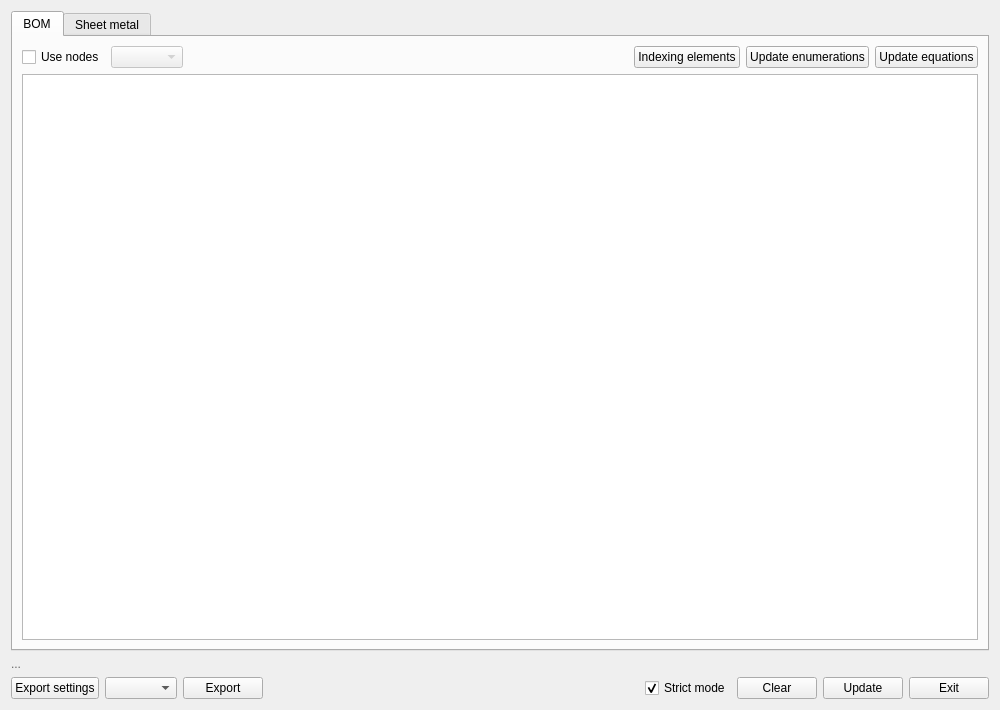
GS90/addFC, file repo/ui/info.ui: the form before one commit.
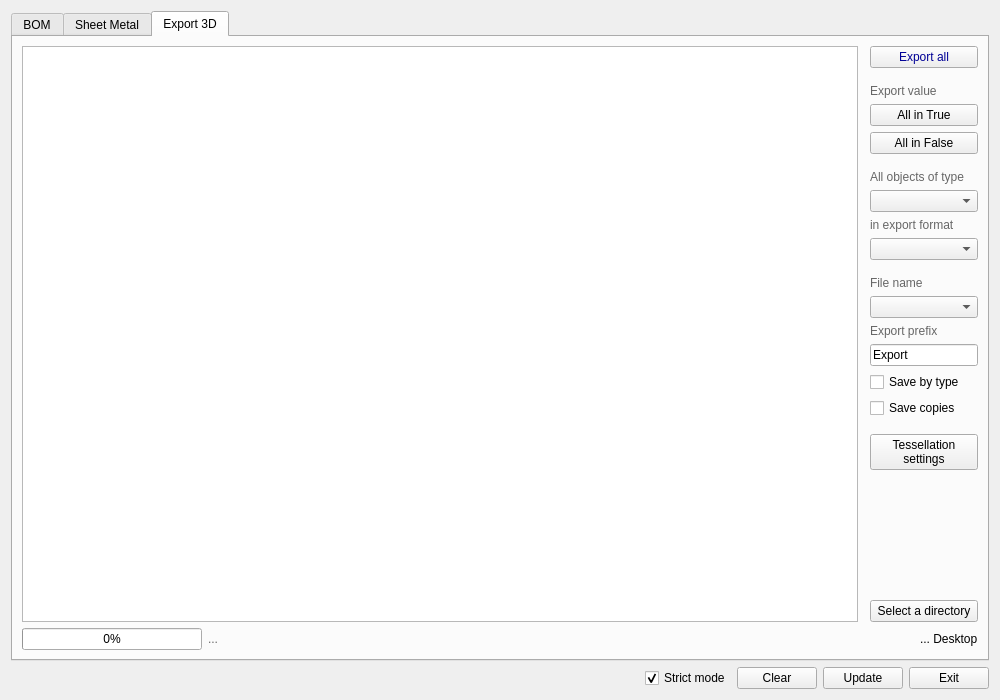
The form after the commit. The open tabs and pages were chosen to show the change.

Commit message: Batch export to 3D formats

```diff
--- a/repo/ui/info.ui
+++ b/repo/ui/info.ui
@@ -8,19 +8,19 @@
     <x>0</x>
     <y>0</y>
     <width>1000</width>
-    <height>710</height>
+    <height>700</height>
    </rect>
   </property>
   <property name="minimumSize">
    <size>
     <width>800</width>
-    <height>710</height>
+    <height>700</height>
    </size>
   </property>
   <property name="windowTitle">
    <string>Model information</string>
   </property>
-  <layout class="QVBoxLayout" name="verticalLayout" stretch="0,0,0">
+  <layout class="QVBoxLayout" name="verticalLayout" stretch="0,0">
    <item>
     <widget class="QTabWidget" name="tabWidget">
      <property name="currentIndex">
@@ -104,18 +104,62 @@
           <bool>false</bool>
          </attribute>
          <attribute name="verticalHeaderMinimumSectionSize">
-          <number>20</number>
+          <number>22</number>
          </attribute>
          <attribute name="verticalHeaderHighlightSections">
           <bool>false</bool>
          </attribute>
         </widget>
        </item>
+       <item>
+        <layout class="QHBoxLayout" name="horizontalLayout">
+         <item>
+          <widget class="QPushButton" name="pushButtonExportSettings">
+           <property name="text">
+            <string>Export settings</string>
+           </property>
+          </widget>
+         </item>
+         <item>
+          <widget class="QComboBox" name="comboBoxExport"/>
+         </item>
+         <item>
+          <widget class="QPushButton" name="pushButtonExport">
+           <property name="text">
+            <string>Export</string>
+           </property>
+          </widget>
+         </item>
+         <item>
+          <widget class="QLabel" name="info">
+           <property name="styleSheet">
+            <string notr="true">color: #666</string>
+           </property>
+           <property name="text">
+            <string>...</string>
+           </property>
+          </widget>
+         </item>
+         <item>
+          <spacer name="horizontalSpacer_c">
+           <property name="orientation">
+            <enum>Qt::Horizontal</enum>
+           </property>
+           <property name="sizeHint" stdset="0">
+            <size>
+             <width>40</width>
+             <height>20</height>
+            </size>
+           </property>
+          </spacer>
+         </item>
+        </layout>
+       </item>
       </layout>
      </widget>
      <widget class="QWidget" name="SM">
       <attribute name="title">
-       <string>Sheet metal</string>
+       <string>Sheet Metal</string>
       </attribute>
       <layout class="QVBoxLayout" name="verticalLayout_3">
        <item>
@@ -380,20 +424,306 @@
        </item>
       </layout>
      </widget>
+     <widget class="QWidget" name="Export">
+      <attribute name="title">
+       <string>Export 3D</string>
+      </attribute>
+      <layout class="QVBoxLayout" name="verticalLayout_4">
+       <item>
+        <layout class="QHBoxLayout" name="horizontalLayoutExport" stretch="1,0">
+         <item>
+          <widget class="QTableWidget" name="exportTable">
+           <property name="editTriggers">
+            <set>QAbstractItemView::NoEditTriggers</set>
+           </property>
+           <property name="alternatingRowColors">
+            <bool>true</bool>
+           </property>
+           <property name="selectionMode">
+            <enum>QAbstractItemView::SingleSelection</enum>
+           </property>
+           <property name="sortingEnabled">
+            <bool>true</bool>
+           </property>
+           <property name="wordWrap">
+            <bool>false</bool>
+           </property>
+           <attribute name="horizontalHeaderMinimumSectionSize">
+            <number>70</number>
+           </attribute>
+           <attribute name="horizontalHeaderHighlightSections">
+            <bool>false</bool>
+           </attribute>
+           <attribute name="verticalHeaderMinimumSectionSize">
+            <number>22</number>
+           </attribute>
+           <attribute name="verticalHeaderHighlightSections">
+            <bool>false</bool>
+           </attribute>
+          </widget>
+         </item>
+         <item>
+          <layout class="QVBoxLayout" name="verticalLayoutExport">
+           <property name="leftMargin">
+            <number>6</number>
+           </property>
+           <item>
+            <widget class="QPushButton" name="pushButton3DExport">
+             <property name="styleSheet">
+              <string notr="true">color: #000096</string>
+             </property>
+             <property name="text">
+              <string>Export all</string>
+             </property>
+            </widget>
+           </item>
+           <item>
+            <spacer name="verticalSpacer_E1">
+             <property name="orientation">
+              <enum>Qt::Vertical</enum>
+             </property>
+             <property name="sizeType">
+              <enum>QSizePolicy::Minimum</enum>
+             </property>
+             <property name="sizeHint" stdset="0">
+              <size>
+               <width>20</width>
+               <height>10</height>
+              </size>
+             </property>
+            </spacer>
+           </item>
+           <item>
+            <widget class="QLabel" name="labelExportValue">
+             <property name="styleSheet">
+              <string notr="true">color: #666</string>
+             </property>
+             <property name="text">
+              <string>Export value</string>
+             </property>
+            </widget>
+           </item>
+           <item>
+            <widget class="QPushButton" name="pushButtonExportTrue">
+             <property name="text">
+              <string>All in True</string>
+             </property>
+            </widget>
+           </item>
+           <item>
+            <widget class="QPushButton" name="pushButtonExportFalse">
+             <property name="text">
+              <string>All in False</string>
+             </property>
+            </widget>
+           </item>
+           <item>
+            <spacer name="verticalSpacer_E2">
+             <property name="orientation">
+              <enum>Qt::Vertical</enum>
+             </property>
+             <property name="sizeType">
+              <enum>QSizePolicy::Minimum</enum>
+             </property>
+             <property name="sizeHint" stdset="0">
+              <size>
+               <width>20</width>
+               <height>10</height>
+              </size>
+             </property>
+            </spacer>
+           </item>
+           <item>
+            <widget class="QLabel" name="labelExportType">
+             <property name="styleSheet">
+              <string notr="true">color: #666</string>
+             </property>
+             <property name="text">
+              <string>All objects of type</string>
+             </property>
+            </widget>
+           </item>
+           <item>
+            <widget class="QComboBox" name="comboBoxExportType"/>
+           </item>
+           <item>
+            <widget class="QLabel" name="labelExportFormat">
+             <property name="styleSheet">
+              <string notr="true">color: #666</string>
+             </property>
+             <property name="text">
+              <string>in export format</string>
+             </property>
+            </widget>
+           </item>
+           <item>
+            <widget class="QComboBox" name="comboBoxExportFormat">
+             <property name="toolTip">
+              <string>123</string>
+             </property>
+            </widget>
+           </item>
+           <item>
+            <spacer name="verticalSpacer_E3">
+             <property name="orientation">
+              <enum>Qt::Vertical</enum>
+             </property>
+             <property name="sizeType">
+              <enum>QSizePolicy::Minimum</enum>
+             </property>
+             <property name="sizeHint" stdset="0">
+              <size>
+               <width>20</width>
+               <height>10</height>
+              </size>
+             </property>
+            </spacer>
+           </item>
+           <item>
+            <widget class="QLabel" name="labelExportName">
+             <property name="styleSheet">
+              <string notr="true">color: #666</string>
+             </property>
+             <property name="text">
+              <string>File name</string>
+             </property>
+            </widget>
+           </item>
+           <item>
+            <widget class="QComboBox" name="comboBoxExportName"/>
+           </item>
+           <item>
+            <widget class="QLabel" name="labelExportPrefix">
+             <property name="styleSheet">
+              <string notr="true">color: #666</string>
+             </property>
+             <property name="text">
+              <string>Export prefix</string>
+             </property>
+            </widget>
+           </item>
+           <item>
+            <widget class="QLineEdit" name="lineEditExportPrefix">
+             <property name="text">
+              <string>Export</string>
+             </property>
+            </widget>
+           </item>
+           <item>
+            <widget class="QCheckBox" name="checkBoxSaveByType">
+             <property name="text">
+              <string>Save by type</string>
+             </property>
+            </widget>
+           </item>
+           <item>
+            <widget class="QCheckBox" name="checkBoxSaveCopies">
+             <property name="text">
+              <string>Save copies</string>
+             </property>
+            </widget>
+           </item>
+           <item>
+            <spacer name="verticalSpacer_E4">
+             <property name="orientation">
+              <enum>Qt::Vertical</enum>
+             </property>
+             <property name="sizeType">
+              <enum>QSizePolicy::Minimum</enum>
+             </property>
+             <property name="sizeHint" stdset="0">
+              <size>
+               <width>20</width>
+               <height>10</height>
+              </size>
+             </property>
+            </spacer>
+           </item>
+           <item>
+            <widget class="QPushButton" name="pushButtonTessellation">
+             <property name="text">
+              <string>Tessellation
+settings</string>
+             </property>
+            </widget>
+           </item>
+           <item>
+            <spacer name="verticalSpacer_E5">
+             <property name="orientation">
+              <enum>Qt::Vertical</enum>
+             </property>
+             <property name="sizeHint" stdset="0">
+              <size>
+               <width>20</width>
+               <height>10</height>
+              </size>
+             </property>
+            </spacer>
+           </item>
+           <item>
+            <widget class="QPushButton" name="pushButtonExportDir">
+             <property name="text">
+              <string>Select a directory</string>
+             </property>
+            </widget>
+           </item>
+          </layout>
+         </item>
+        </layout>
+       </item>
+       <item>
+        <layout class="QHBoxLayout" name="infoExport">
+         <item>
+          <widget class="QProgressBar" name="progressExport">
+           <property name="maximumSize">
+            <size>
+             <width>180</width>
+             <height>16777215</height>
+            </size>
+           </property>
+           <property name="value">
+            <number>0</number>
+           </property>
+          </widget>
+         </item>
+         <item>
+          <widget class="QLabel" name="statusExport">
+           <property name="styleSheet">
+            <string notr="true">color: #666</string>
+           </property>
+           <property name="text">
+            <string>...</string>
+           </property>
+          </widget>
+         </item>
+         <item>
+          <spacer name="spacerExport">
+           <property name="orientation">
+            <enum>Qt::Horizontal</enum>
+           </property>
+           <property name="sizeHint" stdset="0">
+            <size>
+             <width>40</width>
+             <height>20</height>
+            </size>
+           </property>
+          </spacer>
+         </item>
+         <item>
+          <widget class="QLabel" name="targetExport">
+           <property name="text">
+            <string>... Desktop</string>
+           </property>
+          </widget>
+         </item>
+        </layout>
+       </item>
+      </layout>
+     </widget>
     </widget>
    </item>
    <item>
-    <layout class="QHBoxLayout" name="horizontalLayout_t">
-     <item>
-      <widget class="QLabel" name="info">
-       <property name="styleSheet">
-        <string notr="true">color: #666</string>
-       </property>
-       <property name="text">
-        <string>...</string>
-       </property>
-      </widget>
-     </item>
+    <layout class="QHBoxLayout" name="horizontalLayout_c" stretch="1,0,0,0,0">
      <item>
       <widget class="QLabel" name="error">
        <property name="styleSheet">
@@ -402,44 +732,7 @@
        <property name="text">
         <string/>
        </property>
-       <property name="alignment">
-        <set>Qt::AlignRight|Qt::AlignTrailing|Qt::AlignVCenter</set>
-       </property>
       </widget>
-     </item>
-    </layout>
-   </item>
-   <item>
-    <layout class="QHBoxLayout" name="horizontalLayout_c">
-     <item>
-      <widget class="QPushButton" name="pushButtonExportSettings">
-       <property name="text">
-        <string>Export settings</string>
-       </property>
-      </widget>
-     </item>
-     <item>
-      <widget class="QComboBox" name="comboBoxExport"/>
-     </item>
-     <item>
-      <widget class="QPushButton" name="pushButtonExport">
-       <property name="text">
-        <string>Export</string>
-       </property>
-      </widget>
-     </item>
-     <item>
-      <spacer name="horizontalSpacer_c">
-       <property name="orientation">
-        <enum>Qt::Horizontal</enum>
-       </property>
-       <property name="sizeHint" stdset="0">
-        <size>
-         <width>40</width>
-         <height>20</height>
-        </size>
-       </property>
-      </spacer>
      </item>
      <item>
       <widget class="QCheckBox" name="checkBoxStrict">
```
Left out of the diff: 28 changed lines with no effect on the pictures. The commit also changes 9 other files.
